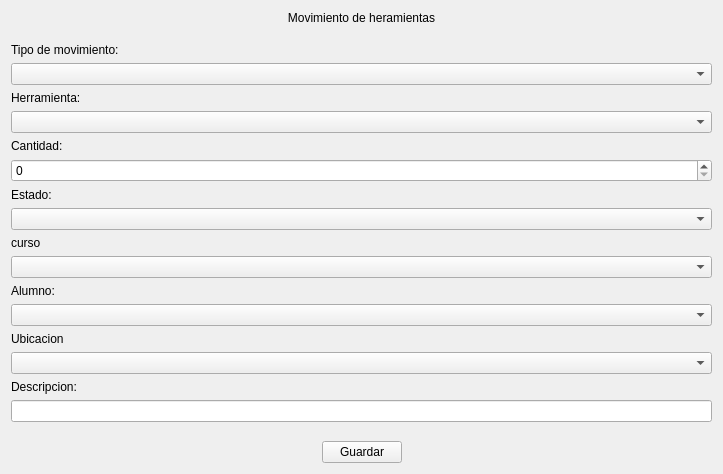
Above: blustock/ui/screens_uis/n-movimiento.ui from MaxAPBusiness/Blustock before the change. Below: the same form after it.
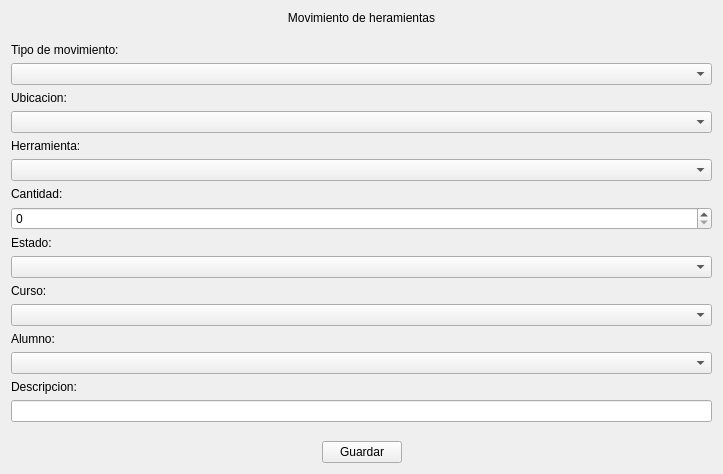
That is the form after the change.

Diff of the .ui file:
```diff
--- a/blustock/ui/screens_uis/n-movimiento.ui
+++ b/blustock/ui/screens_uis/n-movimiento.ui
@@ -70,69 +70,79 @@
       </widget>
      </item>
      <item row="1" column="0">
+      <widget class="QLabel" name="ubicacionLabel">
+       <property name="text">
+        <string>Ubicacion:</string>
+       </property>
+      </widget>
+     </item>
+     <item row="1" column="1">
+      <widget class="QComboBox" name="ubicacionComboBox"/>
+     </item>
+     <item row="2" column="0">
       <widget class="QLabel" name="herramientaLabel">
        <property name="text">
         <string>Herramienta:</string>
        </property>
       </widget>
      </item>
-     <item row="1" column="1">
+     <item row="2" column="1">
       <widget class="QComboBox" name="herramientaComboBox">
        <property name="editable">
         <bool>false</bool>
        </property>
       </widget>
      </item>
-     <item row="2" column="0">
+     <item row="3" column="0">
       <widget class="QLabel" name="cantidadLabel">
        <property name="text">
         <string>Cantidad:</string>
        </property>
       </widget>
      </item>
-     <item row="2" column="1">
+     <item row="3" column="1">
       <widget class="QSpinBox" name="cantidadSpinBox">
        <property name="maximum">
         <number>10000</number>
        </property>
       </widget>
      </item>
-     <item row="3" column="0">
+     <item row="4" column="0">
       <widget class="QLabel" name="estadoLabel">
        <property name="text">
         <string>Estado:</string>
        </property>
       </widget>
      </item>
-     <item row="3" column="1">
+     <item row="4" column="1">
       <widget class="QComboBox" name="estadoComboBox">
        <property name="editable">
         <bool>false</bool>
        </property>
       </widget>
      </item>
-     <item row="4" column="0">
+     <item row="5" column="0">
       <widget class="QLabel" name="cursoLabel">
        <property name="text">
-        <string>curso</string>
+        <string>Curso:</string>
        </property>
       </widget>
      </item>
-     <item row="4" column="1">
+     <item row="5" column="1">
       <widget class="QComboBox" name="cursoComboBox">
        <property name="editable">
         <bool>false</bool>
        </property>
       </widget>
      </item>
-     <item row="5" column="0">
+     <item row="6" column="0">
       <widget class="QLabel" name="alumnoLabel">
        <property name="text">
         <string>Alumno:</string>
        </property>
       </widget>
      </item>
-     <item row="5" column="1">
+     <item row="6" column="1">
       <widget class="QComboBox" name="alumnoComboBox">
        <property name="editable">
         <bool>false</bool>
@@ -149,16 +159,6 @@
      <item row="7" column="1">
       <widget class="QLineEdit" name="descripcionLineEdit"/>
      </item>
-     <item row="6" column="0">
-      <widget class="QLabel" name="ubicacionLabel">
-       <property name="text">
-        <string>Ubicacion</string>
-       </property>
-      </widget>
-     </item>
-     <item row="6" column="1">
-      <widget class="QComboBox" name="ubicacionComboBox"/>
-     </item>
     </layout>
    </item>
    <item>
```
